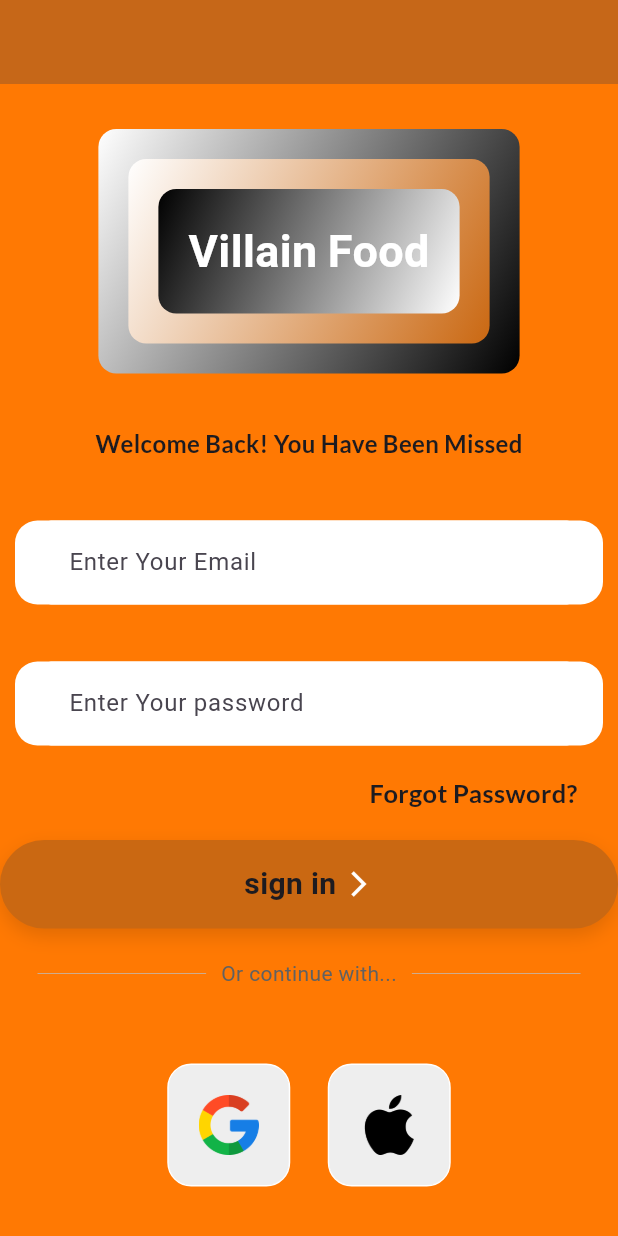
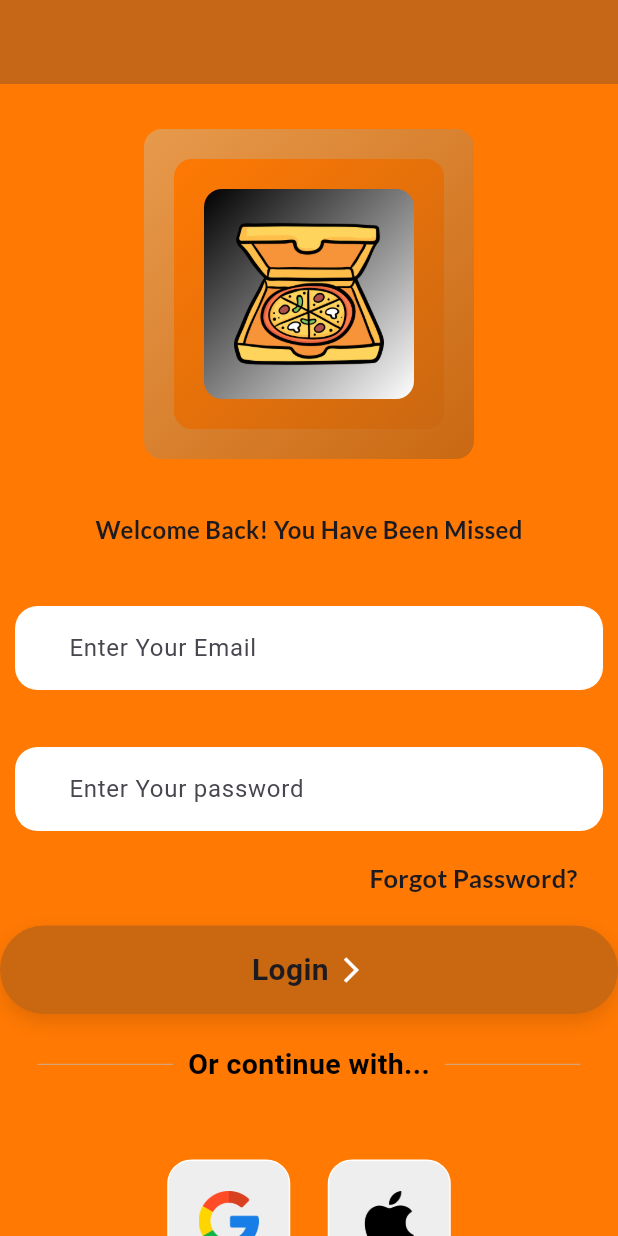
Before and after one commit to Ikwame91/Restaurant_app_ui, a Flutter app: the screen it shows after launch, on a phone screen of 412 x 824 dp. Run offline on Flutter 3.47's test engine with Material 2 defaults, Android fonts, the phone set to English and light mode, and no system bars; our stand-ins replace carousel_slider, google_fonts.

Commit message:
LOGIN UI

```diff
--- a/lib/pages/login.dart
+++ b/lib/pages/login.dart
@@ -42,10 +42,10 @@ class _LoginPageState extends State<LoginPage> {
                     child: Container(
                       padding: const EdgeInsets.all(20),
                       decoration: BoxDecoration(
-                        gradient: const LinearGradient(
+                        gradient: LinearGradient(
                           colors: [
-                            Colors.white,
-                            Colors.black,
+                            abstractColor,
+                            secondaryColor,
                           ],
                           begin: Alignment.topLeft,
                           end: Alignment.bottomRight,
@@ -57,7 +57,7 @@ class _LoginPageState extends State<LoginPage> {
                         decoration: BoxDecoration(
                           gradient: LinearGradient(
                             colors: [
-                              Colors.white,
+                              primaryColor,
                               secondaryColor,
                             ],
                             begin: Alignment.topLeft,
@@ -75,15 +75,11 @@ class _LoginPageState extends State<LoginPage> {
                               borderRadius: BorderRadius.circular(12),
                             ),
                             padding: const EdgeInsets.all(20),
-                          child: Text(
-                            'Villain Food',
-                            style: GoogleFonts.vastShadow(
-                              fontSize: 30,
-                              fontWeight: FontWeight.bold,
-                              color: Colors.white,
-                            ),
-                          ),
-                        ),
+                            child: Image.asset(
+                              'lib/images/pizza.png',
+                              height: 100,
+                              width: 100,
+                            )),
                       ),
                     ),
                   ),
@@ -135,7 +131,10 @@ class _LoginPageState extends State<LoginPage> {
                   const SizedBox(
                     height: 20,
                   ),
-                  const CustomContainer(text: 'sign in'),
+                  CustomContainer(
+                    text: 'Login',
+                    onTap: () => Navigator.pushNamed(context, '/intropage'),
+                  ),
                   const SizedBox(
                     height: 20,
                   ),
@@ -150,11 +149,14 @@ class _LoginPageState extends State<LoginPage> {
                             color: Colors.grey[400],
                           ),
                         ),
-                        Padding(
-                          padding: const EdgeInsets.symmetric(horizontal: 10.0),
+                        const Padding(
+                          padding: EdgeInsets.symmetric(horizontal: 10.0),
                           child: Text(
                             'Or continue with...',
-                            style: TextStyle(color: Colors.grey[700]),
+                            style: TextStyle(
+                                color: Colors.black,
+                                fontSize: 19,
+                                fontWeight: FontWeight.bold),
                           ),
                         ),
                         Expanded(
@@ -178,29 +180,30 @@ class _LoginPageState extends State<LoginPage> {
                       ImageField(imagePath: 'lib/images/apple.png')
                     ],
                   ),
-                  const SizedBox(height: 50),
+                  const SizedBox(height: 20),
                   Row(
                     mainAxisAlignment: MainAxisAlignment.center,
                     children: [
                       Text(
                         'Not A Member?',
-                        style: TextStyle(
-                          fontSize: 17,
-                          color: Colors.grey[500],
+                        style: GoogleFonts.labrada(
+                          fontSize: 20,
+                          color: Colors.black,
                           fontWeight: FontWeight.bold,
                         ),
                       ),
                       const SizedBox(width: 13),
-                      const Text(
+                      Text(
                         'Register Now',
-                        style: TextStyle(
-                          fontSize: 17,
-                          color: Colors.blue,
+                        style: GoogleFonts.labrada(
+                          fontSize: 25,
+                          color: Colors.black,
                           fontWeight: FontWeight.bold,
                         ),
                       )
                     ],
-                  )
+                  ),
+                  const SizedBox(height: 20),
                 ],
               ),
             ),
--- a/lib/widgets/texside.dart
+++ b/lib/widgets/texside.dart
@@ -5,11 +5,12 @@ class TextSide extends StatelessWidget {
   final String hintText;
   final bool obscureText;
 
-  const TextSide(
-      {super.key,
-      this.controller,
-      required this.hintText,
-      required this.obscureText});
+  const TextSide({
+    super.key,
+    this.controller,
+    required this.hintText,
+    required this.obscureText,
+  });
   @override
   Widget build(BuildContext context) {
     return Container(
```
Lines whose indentation alone changed are shown as unchanged.
